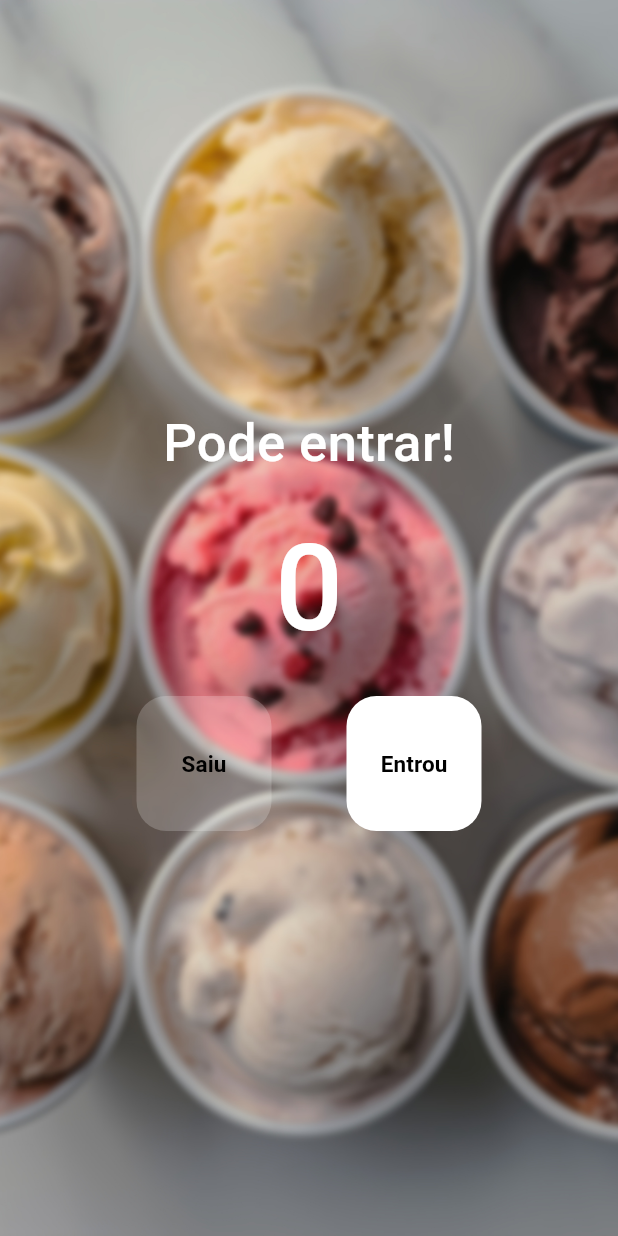
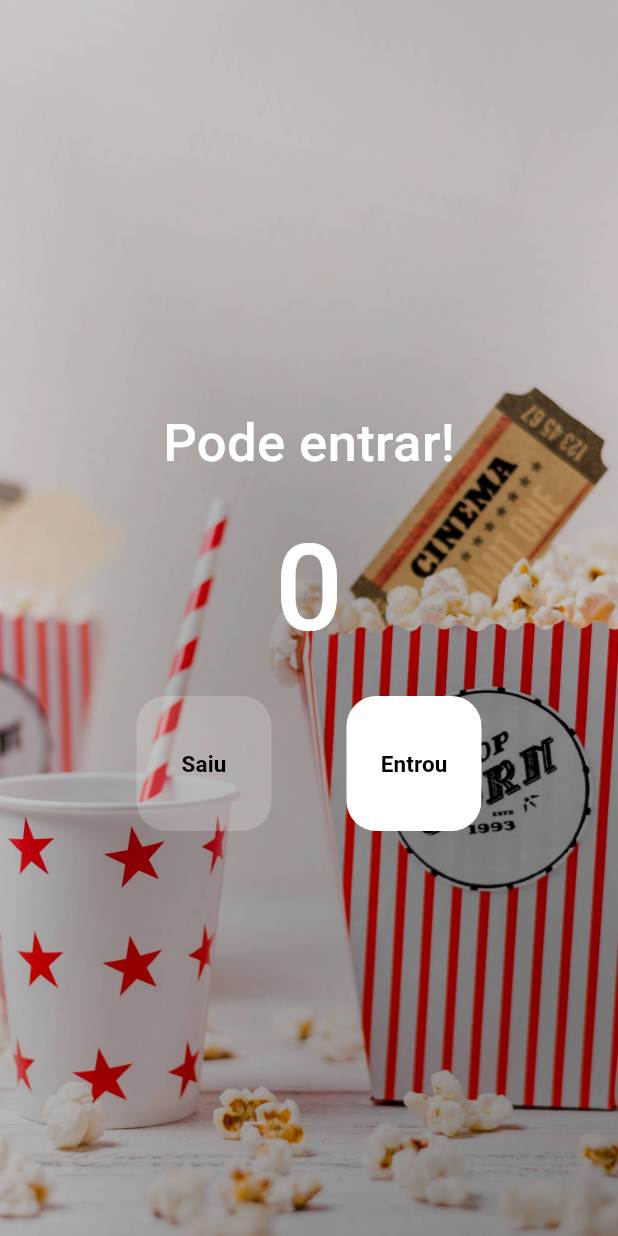
Before and after one commit to KessenQuintanilha/contador, a Flutter app: the screen it shows after launch, on a phone screen of 412 x 824 dp. Run offline on Flutter 3.47's test engine with Material 3 defaults, Android fonts, the phone set to English and light mode, and no system bars.

```diff
--- a/lib/main.dart
+++ b/lib/main.dart
@@ -53,7 +53,7 @@ class _HomePageState extends State<HomePage> {
       body: Container(
         decoration: BoxDecoration(
             image: DecorationImage(
-              image: AssetImage('assets/images/gelado.jpg'),
+              image: AssetImage('assets/images/cinema.jpg'),
               fit: BoxFit.cover,  //
             )
         ),
--- a/pubspec.yaml
+++ b/pubspec.yaml
@@ -65,7 +65,7 @@ flutter:
   #   - images/a_dot_ham.jpeg
 
   assets:
-    - assets/images/gelado.jpg
+    - assets/images/cinema.jpg
 
   # An image asset can refer to one or more resolution-specific "variants", see
   # https://flutter.dev/to/resolution-aware-images
```
Also changed, not shown: assets/icon/icon.png, assets/images/cinema.jpg (added).
